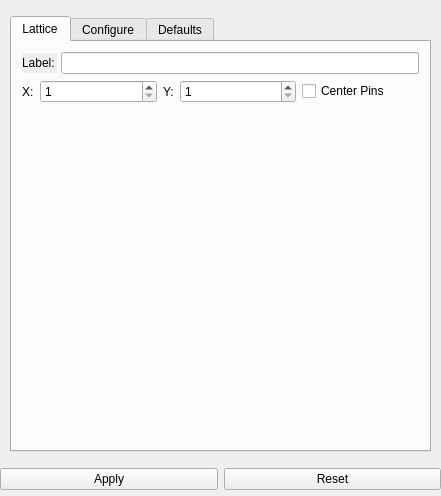
First picture: the form in Application/qInputPropertiesWidget.ui, repository Sprunth/RGG, before the edit.
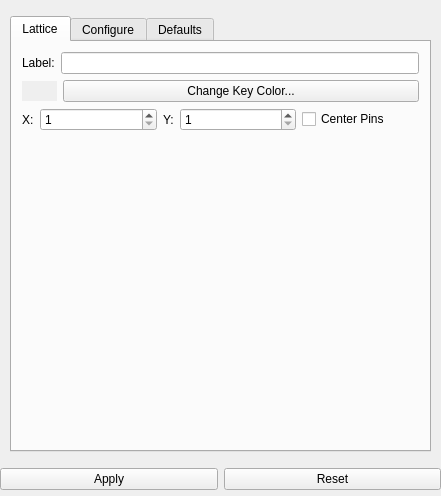
Second picture: the form after the edit. The open tabs and pages were chosen to show the change.

Patch:
```diff
--- a/Application/qInputPropertiesWidget.ui
+++ b/Application/qInputPropertiesWidget.ui
@@ -292,16 +292,74 @@
            <property name="margin">
             <number>10</number>
            </property>
-           <item row="3" column="0">
-            <widget class="QWidget" name="latticecontainerLayout_2" native="true">
-             <layout class="QVBoxLayout" name="latticecontainerLayout">
-              <property name="margin">
-               <number>0</number>
-              </property>
-             </layout>
-            </widget>
+           <item row="4" column="0">
+            <layout class="QHBoxLayout" name="horizontalLayout">
+             <item>
+              <widget class="QLabel" name="AssemblyLabelX">
+               <property name="sizePolicy">
+                <sizepolicy hsizetype="Fixed" vsizetype="Preferred">
+                 <horstretch>0</horstretch>
+                 <verstretch>0</verstretch>
+                </sizepolicy>
+               </property>
+               <property name="text">
+                <string>X:</string>
+               </property>
+              </widget>
+             </item>
+             <item>
+              <widget class="QSpinBox" name="latticeX">
+               <property name="minimum">
+                <number>1</number>
+               </property>
+              </widget>
+             </item>
+             <item>
+              <widget class="QLabel" name="AssemblyLabelY">
+               <property name="sizePolicy">
+                <sizepolicy hsizetype="Fixed" vsizetype="Preferred">
+                 <horstretch>0</horstretch>
+                 <verstretch>0</verstretch>
+                </sizepolicy>
+               </property>
+               <property name="text">
+                <string>Y:</string>
+               </property>
+              </widget>
+             </item>
+             <item>
+              <widget class="QSpinBox" name="latticeY">
+               <property name="minimum">
+                <number>1</number>
+               </property>
+              </widget>
+             </item>
+             <item>
+              <widget class="QCheckBox" name="CenterPins">
+               <property name="text">
+                <string>Center Pins</string>
+               </property>
+              </widget>
+             </item>
+            </layout>
            </item>
-           <item row="0" column="0">
+           <item row="1" column="0">
+            <layout class="QHBoxLayout" name="horizontalLayout_2"/>
+           </item>
+           <item row="8" column="0">
+            <spacer name="verticalSpacer_4">
+             <property name="orientation">
+              <enum>Qt::Vertical</enum>
+             </property>
+             <property name="sizeHint" stdset="0">
+              <size>
+               <width>20</width>
+               <height>40</height>
+              </size>
+             </property>
+            </spacer>
+           </item>
+           <item row="1" column="0">
             <layout class="QHBoxLayout" name="horizontalLayout_3">
              <item>
               <widget class="QLabel" name="assyColorSwatch">
@@ -340,59 +398,17 @@
              </item>
             </layout>
            </item>
-           <item row="1" column="0">
-            <layout class="QHBoxLayout" name="horizontalLayout">
-             <item>
-              <widget class="QLabel" name="AssemblyLabelX">
-               <property name="sizePolicy">
-                <sizepolicy hsizetype="Fixed" vsizetype="Preferred">
-                 <horstretch>0</horstretch>
-                 <verstretch>0</verstretch>
-                </sizepolicy>
-               </property>
-               <property name="text">
-                <string>X:</string>
-               </property>
-              </widget>
-             </item>
-             <item>
-              <widget class="QSpinBox" name="latticeX">
-               <property name="minimum">
-                <number>1</number>
-               </property>
-              </widget>
-             </item>
-             <item>
-              <widget class="QLabel" name="AssemblyLabelY">
-               <property name="sizePolicy">
-                <sizepolicy hsizetype="Fixed" vsizetype="Preferred">
-                 <horstretch>0</horstretch>
-                 <verstretch>0</verstretch>
-                </sizepolicy>
-               </property>
-               <property name="text">
-                <string>Y:</string>
-               </property>
-              </widget>
-             </item>
-             <item>
-              <widget class="QSpinBox" name="latticeY">
-               <property name="minimum">
-                <number>1</number>
-               </property>
-              </widget>
-             </item>
-             <item>
-              <widget class="QCheckBox" name="CenterPins">
-               <property name="text">
-                <string>Center Pins</string>
-               </property>
-              </widget>
-             </item>
-            </layout>
+           <item row="6" column="0">
+            <widget class="QWidget" name="latticecontainerLayout_2" native="true">
+             <layout class="QVBoxLayout" name="latticecontainerLayout">
+              <property name="margin">
+               <number>0</number>
+              </property>
+             </layout>
+            </widget>
            </item>
            <item row="0" column="0">
-            <layout class="QHBoxLayout" name="horizontalLayout_2">
+            <layout class="QHBoxLayout" name="horizontalLayout_4">
              <item>
               <widget class="QLabel" name="label_5">
                <property name="text">
@@ -405,19 +421,6 @@
              </item>
             </layout>
            </item>
-           <item row="5" column="0">
-            <spacer name="verticalSpacer_4">
-             <property name="orientation">
-              <enum>Qt::Vertical</enum>
-             </property>
-             <property name="sizeHint" stdset="0">
-              <size>
-               <width>20</width>
-               <height>40</height>
-              </size>
-             </property>
-            </spacer>
-           </item>
           </layout>
          </widget>
          <widget class="QWidget" name="RectAssyConf">
```
Left out of the diff: 29 changed lines with no effect on the pictures.
